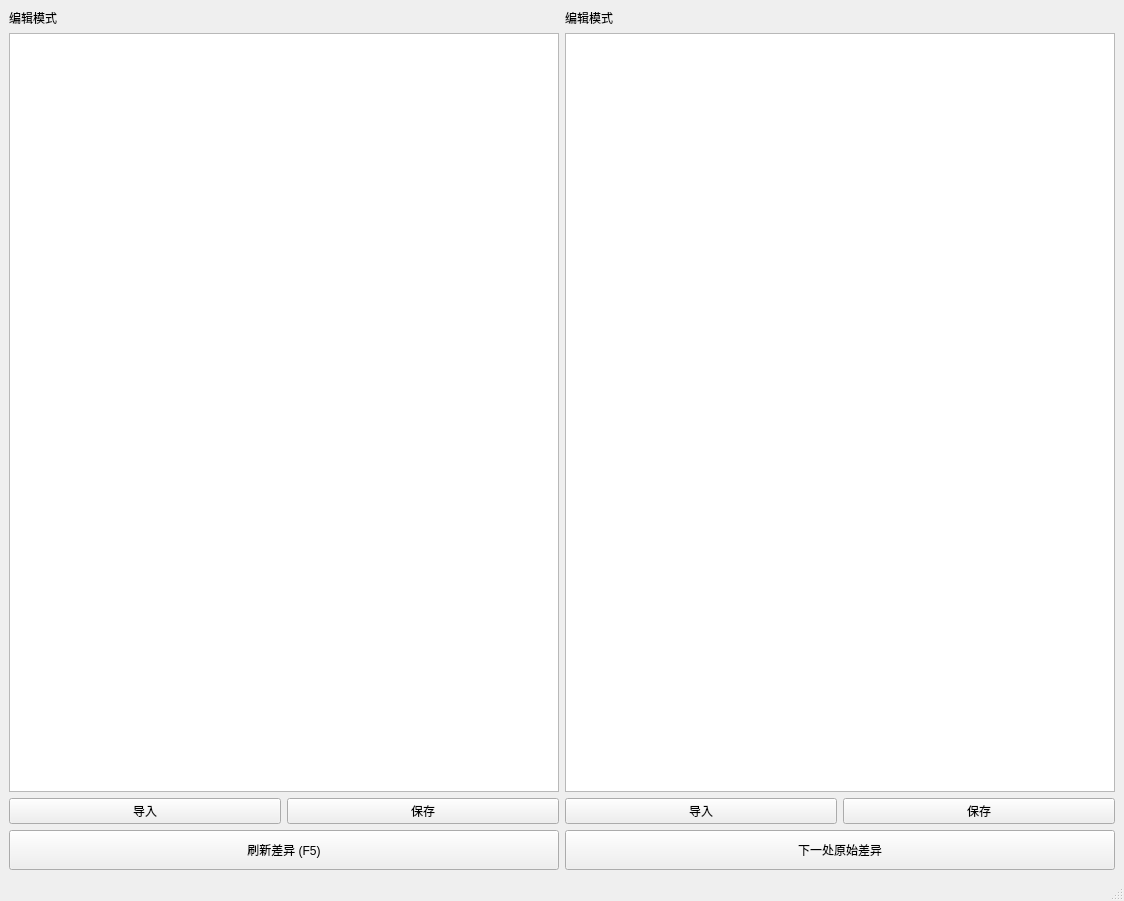
Old version of the form ui/untitled_2.ui in the repository king0ffire/BaiNvCompare.
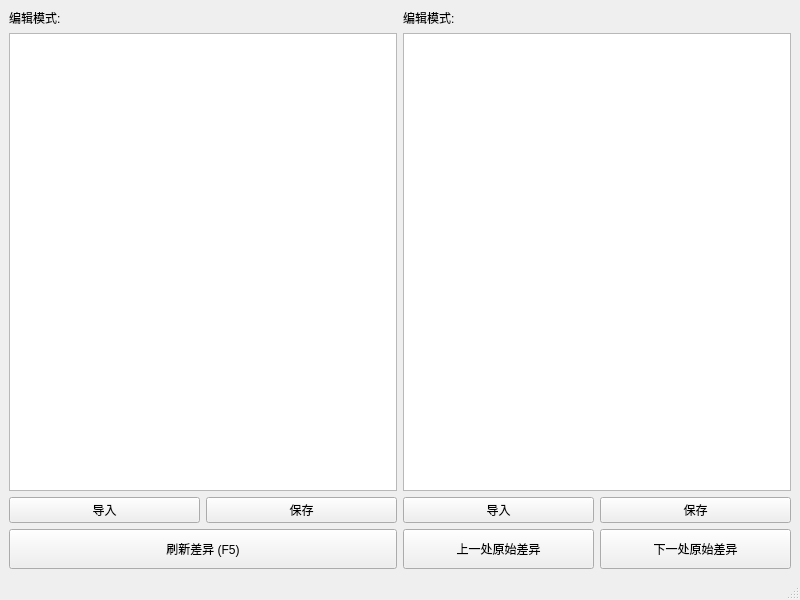
New version of the form.

The edit to the form file:
```diff
--- a/ui/untitled_2.ui
+++ b/ui/untitled_2.ui
@@ -6,92 +6,156 @@
    <rect>
     <x>0</x>
     <y>0</y>
-    <width>1124</width>
-    <height>901</height>
+    <width>800</width>
+    <height>600</height>
    </rect>
   </property>
+  <property name="sizePolicy">
+   <sizepolicy hsizetype="Preferred" vsizetype="Preferred">
+    <horstretch>0</horstretch>
+    <verstretch>0</verstretch>
+   </sizepolicy>
+  </property>
   <property name="windowTitle">
    <string>MainWindow</string>
   </property>
   <widget class="QWidget" name="centralwidget">
    <layout class="QGridLayout" name="gridLayout">
+    <item row="0" column="0" colspan="2">
+     <layout class="QHBoxLayout" name="horizontalLayout">
+      <item>
+       <widget class="QLabel" name="label_left_mode">
+        <property name="sizePolicy">
+         <sizepolicy hsizetype="Maximum" vsizetype="Preferred">
+          <horstretch>0</horstretch>
+          <verstretch>0</verstretch>
+         </sizepolicy>
+        </property>
+        <property name="text">
+         <string>编辑模式:</string>
+        </property>
+       </widget>
+      </item>
+      <item>
+       <widget class="QLabel" name="label_left_path">
+        <property name="sizePolicy">
+         <sizepolicy hsizetype="Ignored" vsizetype="Preferred">
+          <horstretch>0</horstretch>
+          <verstretch>0</verstretch>
+         </sizepolicy>
+        </property>
+        <property name="alignment">
+         <set>Qt::AlignRight|Qt::AlignTrailing|Qt::AlignVCenter</set>
+        </property>
+       </widget>
+      </item>
+     </layout>
+    </item>
+    <item row="1" column="0" colspan="2">
+     <widget class="QPlainTextEdit" name="plainTextEdit_master">
+      <property name="sizePolicy">
+       <sizepolicy hsizetype="Expanding" vsizetype="Expanding">
+        <horstretch>1</horstretch>
+        <verstretch>0</verstretch>
+       </sizepolicy>
+      </property>
+      <property name="lineWrapMode">
+       <enum>QPlainTextEdit::NoWrap</enum>
+      </property>
+     </widget>
+    </item>
+    <item row="1" column="2" colspan="2">
+     <widget class="QPlainTextEdit" name="plainTextEdit_slave">
+      <property name="sizePolicy">
+       <sizepolicy hsizetype="Expanding" vsizetype="Expanding">
+        <horstretch>1</horstretch>
+        <verstretch>0</verstretch>
+       </sizepolicy>
+      </property>
+      <property name="lineWrapMode">
+       <enum>QPlainTextEdit::NoWrap</enum>
+      </property>
+     </widget>
+    </item>
     <item row="2" column="0">
-     <widget class="QPushButton" name="pushButton">
-      <property name="text">
-       <string>导入</string>
+     <widget class="QPushButton" name="pushButton_left_load">
+      <property name="sizePolicy">
+       <sizepolicy hsizetype="Expanding" vsizetype="Fixed">
+        <horstretch>1</horstretch>
+        <verstretch>0</verstretch>
+       </sizepolicy>
       </property>
-     </widget>
-    </item>
-    <item row="0" column="2">
-     <widget class="QLabel" name="label_2">
       <property name="text">
-       <string>编辑模式</string>
+       <string>导入</string>
       </property>
      </widget>
     </item>
     <item row="2" column="1">
-     <widget class="QPushButton" name="pushButton_4">
+     <widget class="QPushButton" name="pushButton_left_save">
+      <property name="sizePolicy">
+       <sizepolicy hsizetype="Expanding" vsizetype="Fixed">
+        <horstretch>1</horstretch>
+        <verstretch>0</verstretch>
+       </sizepolicy>
+      </property>
       <property name="text">
        <string>保存</string>
       </property>
      </widget>
     </item>
     <item row="2" column="2">
-     <widget class="QPushButton" name="pushButton_2">
+     <widget class="QPushButton" name="pushButton_right_load">
+      <property name="sizePolicy">
+       <sizepolicy hsizetype="Expanding" vsizetype="Fixed">
+        <horstretch>1</horstretch>
+        <verstretch>0</verstretch>
+       </sizepolicy>
+      </property>
       <property name="text">
        <string>导入</string>
       </property>
      </widget>
     </item>
-    <item row="1" column="0" colspan="2">
-     <widget class="QTextEdit" name="textEdit">
-      <property name="minimumSize">
-       <size>
-        <width>550</width>
-        <height>736</height>
-       </size>
-      </property>
-     </widget>
-    </item>
-    <item row="0" column="0">
-     <widget class="QLabel" name="label">
-      <property name="text">
-       <string>编辑模式</string>
-      </property>
-     </widget>
-    </item>
-    <item row="4" column="0" colspan="2">
-     <widget class="QPushButton" name="pushButton_3">
-      <property name="minimumSize">
-       <size>
-        <width>0</width>
-        <height>40</height>
-       </size>
-      </property>
-      <property name="text">
-       <string>刷新差异 (F5)</string>
-      </property>
-     </widget>
-    </item>
-    <item row="1" column="2" colspan="2">
-     <widget class="QTextEdit" name="textEdit_2">
-      <property name="minimumSize">
-       <size>
-        <width>550</width>
-        <height>736</height>
-       </size>
-      </property>
-     </widget>
-    </item>
     <item row="2" column="3">
-     <widget class="QPushButton" name="pushButton_5">
+     <widget class="QPushButton" name="pushButton_right_save">
+      <property name="sizePolicy">
+       <sizepolicy hsizetype="Expanding" vsizetype="Fixed">
+        <horstretch>1</horstretch>
+        <verstretch>0</verstretch>
+       </sizepolicy>
+      </property>
       <property name="text">
        <string>保存</string>
       </property>
      </widget>
     </item>
-    <item row="4" column="2" colspan="2">
-     <widget class="QPushButton" name="pushButton_6">
+    <item row="3" column="2">
+     <widget class="QPushButton" name="pushButton_previous_diff">
+      <property name="sizePolicy">
+       <sizepolicy hsizetype="Expanding" vsizetype="Fixed">
+        <horstretch>1</horstretch>
+        <verstretch>0</verstretch>
+       </sizepolicy>
+      </property>
+      <property name="minimumSize">
+       <size>
+        <width>0</width>
+        <height>40</height>
+       </size>
+      </property>
+      <property name="text">
+       <string>上一处原始差异</string>
+      </property>
+     </widget>
+    </item>
+    <item row="3" column="3">
+     <widget class="QPushButton" name="pushButton_next_diff">
+      <property name="sizePolicy">
+       <sizepolicy hsizetype="Expanding" vsizetype="Fixed">
+        <horstretch>1</horstretch>
+        <verstretch>0</verstretch>
+       </sizepolicy>
+      </property>
       <property name="minimumSize">
        <size>
         <width>0</width>
@@ -103,6 +167,55 @@
       </property>
      </widget>
     </item>
+    <item row="0" column="2" colspan="2">
+     <layout class="QHBoxLayout" name="horizontalLayout_2">
+      <item>
+       <widget class="QLabel" name="label_right_mode">
+        <property name="sizePolicy">
+         <sizepolicy hsizetype="Maximum" vsizetype="Preferred">
+          <horstretch>0</horstretch>
+          <verstretch>0</verstretch>
+         </sizepolicy>
+        </property>
+        <property name="text">
+         <string>编辑模式:</string>
+        </property>
+       </widget>
+      </item>
+      <item>
+       <widget class="QLabel" name="label_right_path">
+        <property name="sizePolicy">
+         <sizepolicy hsizetype="Ignored" vsizetype="Preferred">
+          <horstretch>0</horstretch>
+          <verstretch>0</verstretch>
+         </sizepolicy>
+        </property>
+        <property name="alignment">
+         <set>Qt::AlignRight|Qt::AlignTrailing|Qt::AlignVCenter</set>
+        </property>
+       </widget>
+      </item>
+     </layout>
+    </item>
+    <item row="3" column="0" colspan="2">
+     <widget class="QPushButton" name="pushButton_refresh_diff">
+      <property name="sizePolicy">
+       <sizepolicy hsizetype="Expanding" vsizetype="Fixed">
+        <horstretch>1</horstretch>
+        <verstretch>0</verstretch>
+       </sizepolicy>
+      </property>
+      <property name="minimumSize">
+       <size>
+        <width>0</width>
+        <height>40</height>
+       </size>
+      </property>
+      <property name="text">
+       <string>刷新差异 (F5)</string>
+      </property>
+     </widget>
+    </item>
    </layout>
   </widget>
   <widget class="QStatusBar" name="statusbar"/>
```
Left out of the diff: 2 changed lines with no effect on the pictures.
